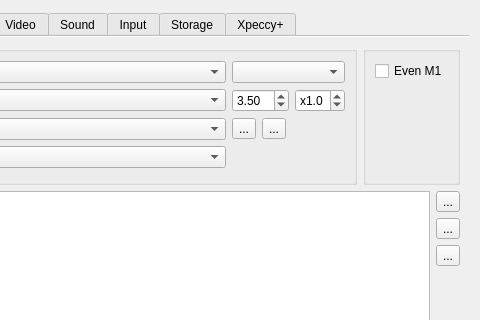
Before: the Qt Designer form ui/setupwin.ui in dotkoval/xpeccy-plus, drawn with Qt 5; both pictures show x 88 to 568 and y 0 to 320 of the 568 by 542 pixel window.
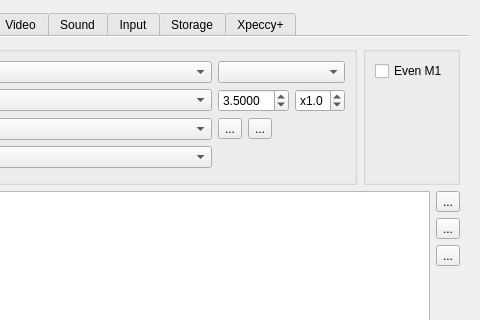
After: the same form once the commit is applied. Icons and pictures are not drawn. Custom widgets are drawn as their Qt base class.

Patch:
```diff
--- a/ui/setupwin.ui
+++ b/ui/setupwin.ui
@@ -181,7 +181,7 @@
                    <string>Base frequence, it affect fps if video using same freq.generator</string>
                   </property>
                   <property name="decimals">
-                   <number>2</number>
+                   <number>4</number>
                   </property>
                   <property name="minimum">
                    <double>0.500000000000000</double>
```
